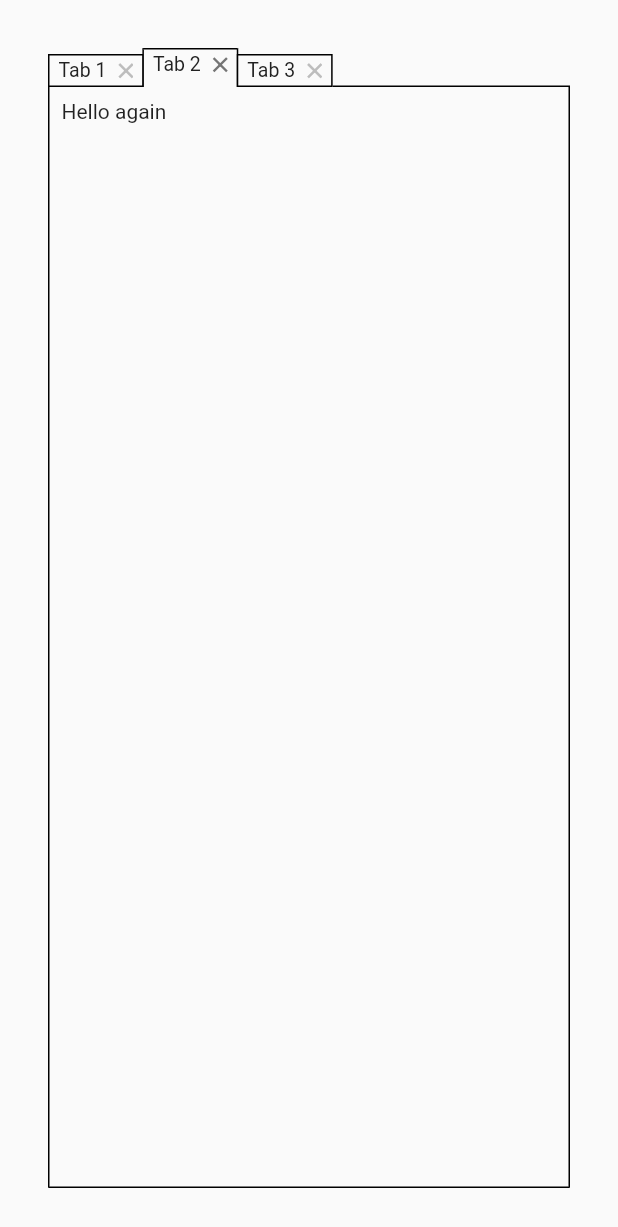
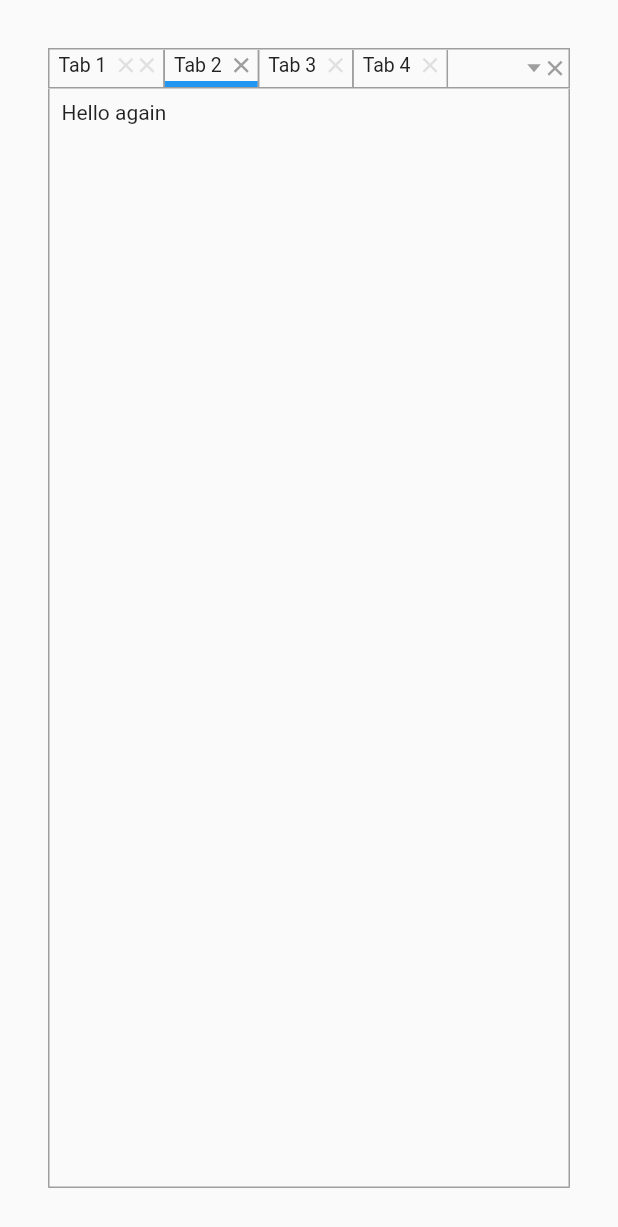
Before and after one commit to caduandrade/tabbed_view, a Flutter app: the screen it shows after launch, after a tap on "Tab 2", on a phone screen of 412 x 824 dp. Shown: the top 1227 px of the screen. Run offline on Flutter 3.47's test engine with Material 2 defaults, Android fonts, the phone set to English and light mode, and no system bars.

Commit message:
IconPath to be used in icons drawing

```diff
--- a/example/lib/main.dart
+++ b/example/lib/main.dart
@@ -28,13 +28,16 @@ class _TabbedViewExamplePageState extends State<TabbedViewExamplePage> {
 
     tabs.add(TabData(
         text: 'Tab 1',
+        buttons: [TabButton(iconPath: TabbedViewIcons.close,onPressed: (){})],
         content: Padding(child: Text('Hello'), padding: EdgeInsets.all(8))));
+    for(int i = 2; i< 8;i++) {
+      tabs.add(TabData(
+          text: 'Tab $i',
+          content:
+          Padding(child: Text('Hello again'), padding: EdgeInsets.all(8))));
+    }
     tabs.add(TabData(
-        text: 'Tab 2',
-        content:
-            Padding(child: Text('Hello again'), padding: EdgeInsets.all(8))));
-    tabs.add(TabData(
-        text: 'Tab 3',
+        text: 'TextField',
         content: Padding(
             child: TextField(
                 decoration: InputDecoration(
@@ -47,8 +50,14 @@ class _TabbedViewExamplePageState extends State<TabbedViewExamplePage> {
 
   @override
   Widget build(BuildContext context) {
-    TabbedView tabbedView = TabbedView(controller: _controller);
+    TabbedView tabbedView = TabbedView(controller: _controller,tabsAreaButtonsBuilder: _tabsAreaButtonsBuilder);
+    TabbedViewTheme theme = TabbedViewTheme(child: tabbedView, data: TabbedViewThemeData.mobile());
     return Scaffold(
-        body: Container(child: tabbedView, padding: EdgeInsets.all(32)));
+        body: Container(child: theme, padding: EdgeInsets.all(32)));
+  }
+
+  List<TabButton> _tabsAreaButtonsBuilder(
+      BuildContext context, int tabsCount){
+    return [TabButton(iconPath: TabbedViewIcons.close,onPressed: (){})];
   }
 }
--- /dev/null
+++ b/lib/src/icon_path.dart
@@ -0,0 +1,9 @@
+import 'package:flutter/rendering.dart';
+
+/// Path to draw a icon
+abstract class IconPath {
+  const IconPath();
+
+  /// Builds a responsive path given a size.
+  Path build(Size size);
+}
--- /dev/null
+++ b/lib/src/icon_paths/close_icon_path.dart
@@ -0,0 +1,24 @@
+import 'dart:ui';
+
+import 'package:tabbed_view/src/icon_path.dart';
+
+/// Close icon
+class CloseIconPath extends IconPath {
+  const CloseIconPath();
+
+  @override
+  Path build(Size size) {
+    Path path = Path();
+    path.moveTo(size.width * 0.1100000, 0);
+    path.lineTo(size.width, size.height * 0.8900000);
+    path.lineTo(size.width * 0.8900000, size.height);
+    path.lineTo(0, size.height * 0.1100000);
+    path.close();
+    path.moveTo(size.width * 0.8900000, 0);
+    path.lineTo(size.width, size.height * 0.1100000);
+    path.lineTo(size.width * 0.1100000, size.height);
+    path.lineTo(0, size.height * 0.8900000);
+    path.close();
+    return path;
+  }
+}
--- /dev/null
+++ b/lib/src/icon_paths/menu_icon_path.dart
@@ -0,0 +1,18 @@
+import 'dart:ui';
+
+import 'package:tabbed_view/src/icon_path.dart';
+
+/// Menu icon
+class MenuIconPath extends IconPath {
+  const MenuIconPath();
+
+  @override
+  Path build(Size size) {
+    Path path = Path();
+    path.moveTo(size.width * 0.05000000, size.height * 0.2400000);
+    path.lineTo(size.width * 0.9500000, size.height * 0.2400000);
+    path.lineTo(size.width * 0.5000000, size.height * 0.7600000);
+    path.close();
+    return path;
+  }
+}
--- a/lib/src/tab_button.dart
+++ b/lib/src/tab_button.dart
@@ -1,19 +1,27 @@
 import 'package:flutter/widgets.dart';
+import 'package:tabbed_view/src/icon_path.dart';
 import 'package:tabbed_view/src/tabbed_view_menu_builder.dart';
 
 /// Configures a tab button.
 class TabButton {
   TabButton(
-      {required this.icon,
+      {this.iconData,
+      this.iconPath,
       this.color,
       this.hoverColor,
       this.disabledColor,
       this.onPressed,
       this.menuBuilder,
       this.toolTip,
-      this.padding});
+      this.padding}) {
+    if ((this.iconData != null && this.iconPath != null) ||
+        (this.iconData == null && this.iconPath == null)) {
+      throw ArgumentError('iconData or iconPath must be set');
+    }
+  }
 
-  final IconData icon;
+  final IconData? iconData;
+  final IconPath? iconPath;
   final Color? color;
   final EdgeInsetsGeometry? padding;
   final Color? hoverColor;
--- a/lib/src/tab_button_widget.dart
+++ b/lib/src/tab_button_widget.dart
@@ -1,6 +1,7 @@
 import 'package:flutter/gestures.dart';
 import 'package:flutter/material.dart';
 import 'package:flutter/widgets.dart';
+import 'package:tabbed_view/src/icon_path.dart';
 import 'package:tabbed_view/src/tab_button.dart';
 import 'package:tabbed_view/src/tabbed_view_data.dart';
 import 'package:tabbed_view/src/tabbed_view_menu_item.dart';
@@ -46,8 +47,7 @@ class TabButtonWidgetState extends State<TabButtonWidget> {
       Color disabledColor = widget.button.disabledColor != null
           ? widget.button.disabledColor!
           : widget.colors.disabled;
-      Widget icon =
-          Icon(widget.button.icon, color: disabledColor, size: widget.iconSize);
+      Widget icon = _buildIcon(disabledColor);
       if (widget.button.padding != null) {
         icon = Padding(child: icon, padding: widget.button.padding!);
       }
@@ -55,8 +55,7 @@ class TabButtonWidgetState extends State<TabButtonWidget> {
     }
 
     Color finalColor = _hover ? hoverColor : color;
-    Widget icon =
-        Icon(widget.button.icon, color: finalColor, size: widget.iconSize);
+    Widget icon = _buildIcon(finalColor);
     if (widget.button.padding != null) {
       icon = Padding(child: icon, padding: widget.button.padding!);
     }
@@ -101,4 +100,36 @@ class TabButtonWidgetState extends State<TabButtonWidget> {
       _hover = false;
     });
   }
+
+  /// Builds an icon
+  Widget _buildIcon(Color color) {
+    if (widget.button.iconData != null) {
+      return Icon(widget.button.iconData, color: color, size: widget.iconSize);
+    }
+    double size = widget.iconSize;
+    return CustomPaint(
+      size: Size(size, (size * 1).toDouble()),
+      painter: _IconPathPainter(widget.button.iconPath!, color),
+    );
+  }
 }
+
+/// [IconPath] painter
+class _IconPathPainter extends CustomPainter {
+  _IconPathPainter(this.iconPath, this.color);
+
+  final IconPath iconPath;
+  final Color color;
+
+  @override
+  void paint(Canvas canvas, Size size) {
+    Paint paint = Paint()..style = PaintingStyle.fill;
+    paint.color = color;
+    canvas.drawPath(iconPath.build(size), paint);
+  }
+
+  @override
+  bool shouldRepaint(covariant CustomPainter oldDelegate) {
+    return true;
+  }
+}
--- a/lib/src/tab_widget.dart
+++ b/lib/src/tab_widget.dart
@@ -150,7 +150,8 @@ class TabWidget extends StatelessWidget {
         padding = EdgeInsets.only(left: tabTheme.buttonsGap);
       }
       TabButton closeButton = TabButton(
-          icon: tabsAreaTheme.closeButtonIcon,
+          iconData: tabsAreaTheme.closeIconData,
+          iconPath: tabsAreaTheme.closeIconPath,
           onPressed: () => _onClose(context, index),
           toolTip: data.closeButtonTooltip);
 
--- a/lib/src/tabbed_view_icons.dart
+++ b/lib/src/tabbed_view_icons.dart
@@ -1,17 +1,11 @@
-/// Flutter icons TabbedView
-/// Copyright (C) 2021 by original authors @ fluttericon.com, fontello.com
-/// This font was generated by FlutterIcon.com, which is derived from Fontello.
-import 'package:flutter/widgets.dart';
+import 'package:tabbed_view/src/icon_path.dart';
+import 'package:tabbed_view/src/icon_paths/close_icon_path.dart';
+import 'package:tabbed_view/src/icon_paths/menu_icon_path.dart';
 
 /// [TabbedView] icons
 class TabbedViewIcons {
   TabbedViewIcons._();
 
-  static const _kFontFam = 'TabbedView';
-  static const String? _kFontPkg = 'tabbed_view';
-
-  static const IconData close =
-      IconData(0xe800, fontFamily: _kFontFam, fontPackage: _kFontPkg);
-  static const IconData menu =
-      IconData(0xe801, fontFamily: _kFontFam, fontPackage: _kFontPkg);
+  static const IconPath close = CloseIconPath();
+  static const IconPath menu = MenuIconPath();
 }
--- a/lib/src/tabs_area.dart
+++ b/lib/src/tabs_area.dart
@@ -76,7 +76,8 @@ class _TabsAreaState extends State<TabsArea> {
 
     if (hiddenTabs.hasHiddenTabs) {
       TabButton hiddenTabsMenuButton = TabButton(
-          icon: tabsAreaTheme.hiddenTabsMenuButtonIcon,
+          iconData: tabsAreaTheme.menuIconData,
+          iconPath: tabsAreaTheme.menuIconPath,
           menuBuilder: _hiddenTabsMenuBuilder);
       buttons.insert(0, hiddenTabsMenuButton);
     }
--- a/lib/src/theme/tabs_area_theme_data.dart
+++ b/lib/src/theme/tabs_area_theme_data.dart
@@ -1,5 +1,6 @@
 import 'package:flutter/material.dart';
 import 'package:flutter/painting.dart';
+import 'package:tabbed_view/src/icon_path.dart';
 import 'package:tabbed_view/src/tabbed_view_icons.dart';
 import 'package:tabbed_view/src/theme/button_colors.dart';
 import 'package:tabbed_view/src/theme/equal_heights.dart';
@@ -9,7 +10,8 @@ import 'package:tabbed_view/src/theme/tabbed_view_theme_constants.dart';
 ///Theme for tabs and buttons area.
 class TabsAreaThemeData {
   TabsAreaThemeData(
-      {this.closeButtonIcon = TabbedViewIcons.close,
+      {this.closeIconData,
+      this.closeIconPath = TabbedViewIcons.close,
       TabThemeData? tab,
       this.color,
       this.border,
@@ -24,7 +26,8 @@ class TabsAreaThemeData {
       double buttonsOffset = 0,
       double buttonIconSize = TabbedViewThemeConstants.defaultIconSize,
       this.buttonColors = const ButtonColors(),
-      this.hiddenTabsMenuButtonIcon = TabbedViewIcons.menu})
+      this.menuIconData,
+      this.menuIconPath = TabbedViewIcons.menu})
       : this.tab = tab != null ? tab : TabThemeData(),
         this._minimalFinalGap = minimalFinalGap >= 0 ? minimalFinalGap : 0,
         this._buttonsOffset = buttonsOffset >= 0 ? buttonsOffset : 0,
@@ -42,7 +45,11 @@ class TabsAreaThemeData {
   double _minimalFinalGap;
   BorderSide gapBottomBorder;
 
-  IconData closeButtonIcon;
+  /// Icon data for the close button.
+  IconData? closeIconData;
+
+  /// Icon path for the close button.
+  IconPath? closeIconPath;
   EqualHeights equalHeights;
 
   double get minimalFinalGap => _minimalFinalGap;
@@ -63,8 +70,11 @@ class TabsAreaThemeData {
   double buttonIconSize;
   ButtonColors buttonColors;
 
-  /// Icon for the hidden tabs menu.
-  IconData hiddenTabsMenuButtonIcon;
+  /// Icon data for the hidden tabs menu.
+  IconData? menuIconData;
+
+  /// Icon path for the hidden tabs menu.
+  IconPath? menuIconPath;
 
   double _buttonsGap;
   double get buttonsGap => _buttonsGap;
--- a/lib/tabbed_view.dart
+++ b/lib/tabbed_view.dart
@@ -18,3 +18,4 @@ export 'src/theme/tabs_area_theme_data.dart';
 export 'src/tabbed_view_menu_item.dart';
 export 'src/tabbed_view_menu_builder.dart';
 export 'src/tab_button.dart';
+export 'src/icon_path.dart';
--- a/pubspec.yaml
+++ b/pubspec.yaml
@@ -32,11 +32,6 @@ flutter:
 # An image asset can refer to one or more resolution-specific "variants", see
 # https://flutter.dev/assets-and-images/#resolution-aware.
 
-  fonts:
-    - family: TabbedView
-      fonts:
-        - asset: packages/tabbed_view/fonts/TabbedView.ttf
-
 # To add custom fonts to your package, add a fonts section here,
 # in this "flutter" section. Each entry in this list should have a
 # "family" key with the font family name, and a "fonts" key with a
```
Also changed, not shown: lib/fonts/TabbedView.ttf (deleted), 1 other file.
